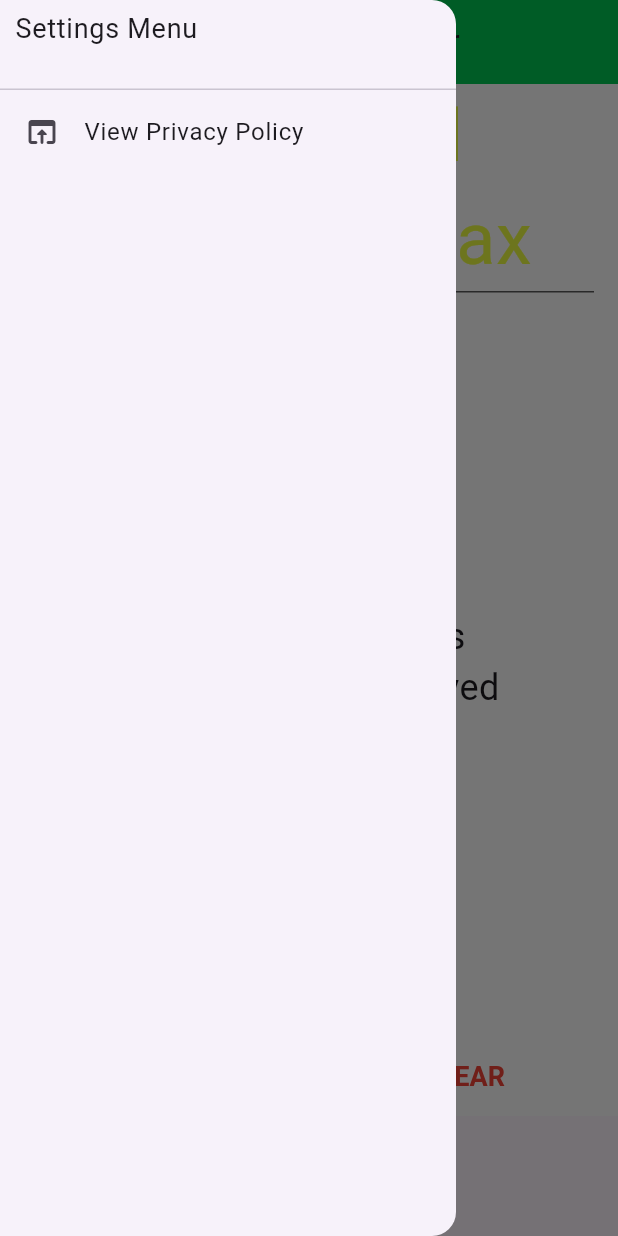
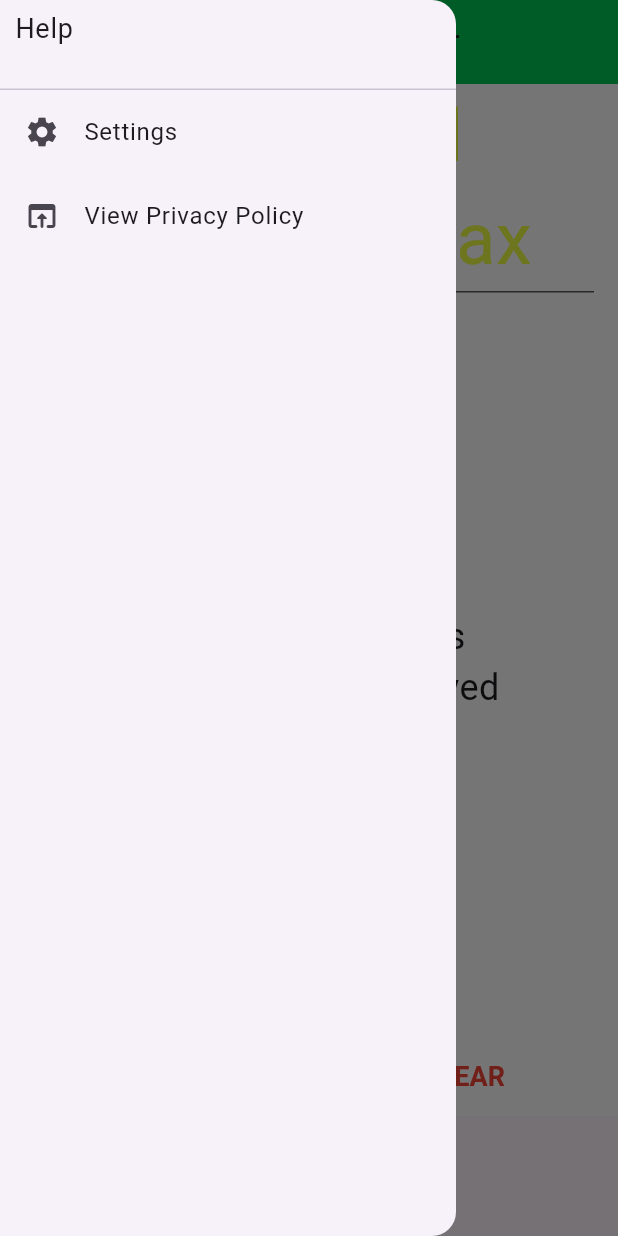
Before and after one commit to Techercise/flutter_one_rep_max_calculator, a Flutter app: the screen it shows after launch, with the side drawer open, on a phone screen of 412 x 824 dp. Run offline on Flutter 3.47's test engine with Material 3 defaults, Android fonts, the phone set to English and light mode, and no system bars; Roboto replaces fonts that are missing (sans-serif-smallcaps).

Commit message:
testing out settings navigation

```diff
--- a/lib/calculator.dart
+++ b/lib/calculator.dart
@@ -27,6 +27,8 @@ class _CalculatorState extends State<Calculator> {
     EdgeInsets padding = MediaQuery.of(context).padding;
     double safeHeight = height - padding.top - padding.bottom;
     double safeWidth = width - padding.left - padding.right;
+
+
 
     return Container(
         color: Colors.white,
--- a/lib/main.dart
+++ b/lib/main.dart
@@ -3,20 +3,24 @@
 import 'package:flutter/material.dart';
 import 'package:flutter_one_rep_max_calculator/calculator.dart' as calc;
 import 'package:url_launcher/url_launcher.dart';
+import 'package:flutter_one_rep_max_calculator/calculationSettings.dart' as calcSettings;
+
+// final GlobalKey<NavigatorState> navigatorKey = GlobalKey<NavigatorState>();
 
 void main() {
 
-  runApp(MaterialApp(
+  runApp(OneRepMaxCalculator());
+}
+
+class OneRepMaxCalculator extends StatelessWidget {
+  @override
+  Widget build(BuildContext context) {
+    return MaterialApp(
       debugShowCheckedModeBanner: false,
       home: Scaffold(
         appBar: AppBar(
           backgroundColor: const Color(0xff00c853),
           title: const Text('One Rep Max Calculator'),
-        // leading: const IconButton(
-        //   icon: Icon(Icons.menu),
-        //   tooltip: 'Menu Button',
-        //   onPressed: () {},
-        // ),
         ),
         body: const calc.Calculator(),
         bottomNavigationBar: const BottomAppBar(
@@ -30,16 +34,23 @@ void main() {
         drawer: Drawer(
             child: ListView(
               padding: EdgeInsets.zero,
-          children: const [
-            SizedBox(
+              children:  [
+                const SizedBox(
                   height: 60.0,
                   child: DrawerHeader(
                     padding: EdgeInsets.fromLTRB(10, 5, 0, 0),
                     margin: EdgeInsets.zero,
-                child: Text('Settings Menu', style: TextStyle(fontSize: 18.0),),
+                    child: Text('Help', style: TextStyle(fontSize: 18.0),),
                   ),
                 ),
                 ListTile(
+                  title: const Text('Settings'),
+                  onTap: () {
+                    Navigator.push(context, MaterialPageRoute(builder: (context) => calcSettings.CalculationSettings()),);
+                  },
+                  leading: const Icon(Icons.settings),
+                ),
+                const ListTile(
                   title: Text('View Privacy Policy'),
                   onTap: _launchURL,
                   leading: Icon(Icons.open_in_browser_rounded),
@@ -48,16 +59,9 @@ void main() {
             )
         ),
       ),
-  ));
+    );
   }
-
-// void menuButtonPressed()
-// {
-//   Widget build(BuildContext context)
-//   {
-//     return
-//   }
-// }
+}
 
 _launchURL() async {
   final Uri privacyPolicy = Uri.parse('https://sites.google.com/site/techerciseapps/orm-privacy-policy');
```
Also changed, not shown: lib/calculationSettings.dart (added, +15 -0 lines), pubspec.lock, 2 other files. Lines whose indentation alone changed are shown as unchanged.
